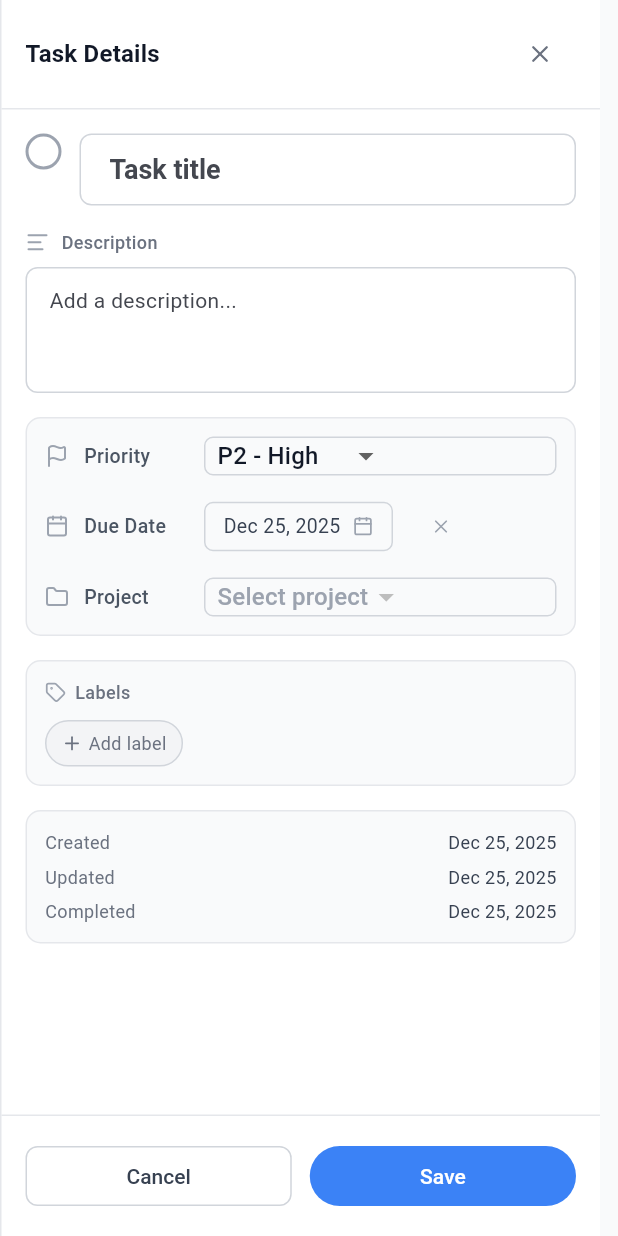
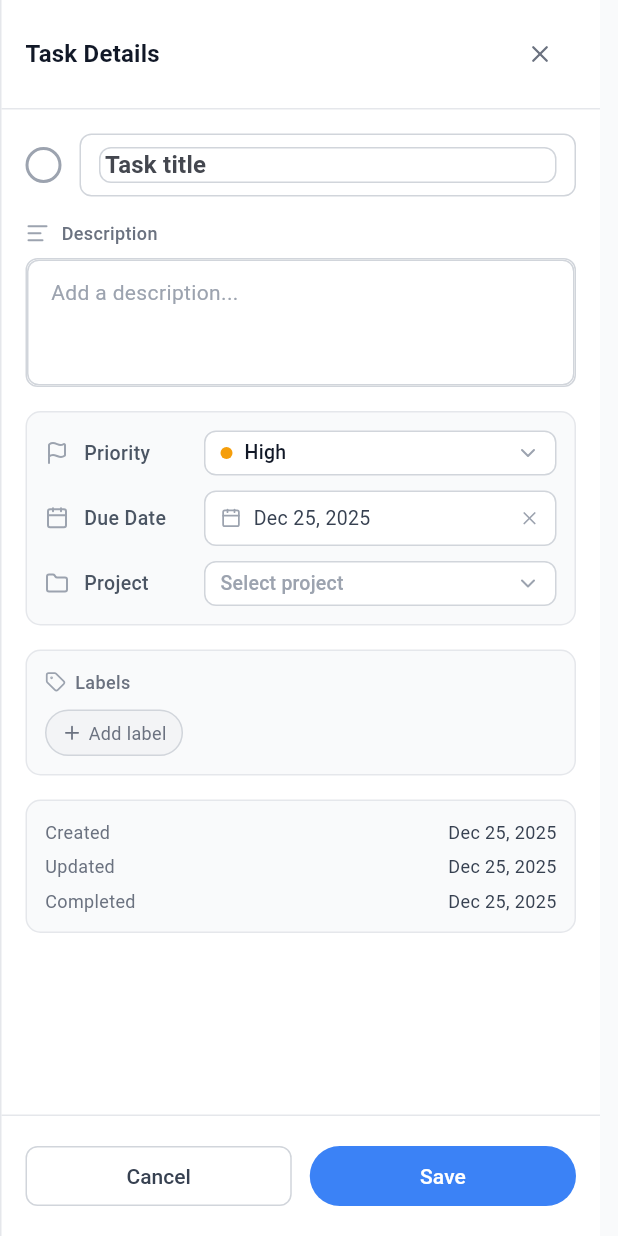
Before and after one commit to openza/tasks, a Flutter app: the TaskDetail widget shown alone on an empty page, opened directly with empty values, after a tap on an icon or button, on a phone screen of 412 x 824 dp. Run offline on Flutter 3.47's test engine with Material 3 defaults, Android fonts, the phone set to English and light mode, and no system bars; drawn by our look-alikes of toastification; our stand-ins replace dio, drift, file_picker, flutter_riverpod, flutter_secure_storage, flutter_svg and 5 more; missing offline and left inert: dart:ffi, window_manager; accounts and stored records are empty; generated files the repository leaves out were written again.

Commit message:
fix: improve edit mode UI in task detail pane
- Fix project dropdown overflow with isExpanded and text ellipsis
- Add consistent white background and border styling to all edit controls
- Improve priority selector with colored dot indicators
- Enhance due date picker with icon and clear button inline
- Polish title and description fields with matching container styling
- Use consistent border-radius (8px) and padding across all inputs

```diff
--- a/lib/presentation/widgets/tasks/task_detail.dart
+++ b/lib/presentation/widgets/tasks/task_detail.dart
@@ -151,20 +151,32 @@ class _TaskDetailState extends ConsumerState<TaskDetail> {
 
   Widget _buildTitleSection(BuildContext context) {
     return Row(
-      crossAxisAlignment: CrossAxisAlignment.start,
+      crossAxisAlignment: CrossAxisAlignment.center,
       children: [
         _buildCheckbox(),
         const SizedBox(width: 12),
         Expanded(
           child: _isEditing
-              ? TextField(
+              ? Container(
+                  padding: const EdgeInsets.symmetric(horizontal: 12, vertical: 8),
+                  decoration: BoxDecoration(
+                    color: Colors.white,
+                    border: Border.all(color: AppTheme.gray300),
+                    borderRadius: BorderRadius.circular(8),
+                  ),
+                  child: TextField(
                     controller: _titleController,
-                  style: Theme.of(context).textTheme.titleLarge,
+                    style: Theme.of(context).textTheme.titleMedium?.copyWith(
+                          fontWeight: FontWeight.w600,
+                        ),
                     decoration: const InputDecoration(
                       border: InputBorder.none,
                       hintText: 'Task title',
+                      isDense: true,
+                      contentPadding: EdgeInsets.zero,
                     ),
                     maxLines: null,
+                  ),
                 )
               : Text(
                   widget.task.title,
@@ -232,18 +244,23 @@ class _TaskDetailState extends ConsumerState<TaskDetail> {
         ),
         const SizedBox(height: 8),
         _isEditing
-            ? TextField(
+            ? Container(
+                decoration: BoxDecoration(
+                  color: Colors.white,
+                  border: Border.all(color: AppTheme.gray300),
+                  borderRadius: BorderRadius.circular(8),
+                ),
+                child: TextField(
                   controller: _descriptionController,
                   style: Theme.of(context).textTheme.bodyMedium,
                   decoration: InputDecoration(
-                  border: OutlineInputBorder(
-                    borderRadius: BorderRadius.circular(8),
-                    borderSide: BorderSide(color: AppTheme.gray300),
-                  ),
+                    border: InputBorder.none,
                     hintText: 'Add a description...',
+                    hintStyle: TextStyle(color: AppTheme.gray400),
                     contentPadding: const EdgeInsets.all(12),
                   ),
                   maxLines: 3,
+                ),
               )
             : Container(
                 width: double.infinity,
@@ -329,19 +346,20 @@ class _TaskDetailState extends ConsumerState<TaskDetail> {
 
   Widget _buildProjectSelector() {
     return Container(
-      padding: const EdgeInsets.symmetric(horizontal: 8),
+      padding: const EdgeInsets.symmetric(horizontal: 10, vertical: 2),
       decoration: BoxDecoration(
+        color: Colors.white,
         border: Border.all(color: AppTheme.gray300),
-        borderRadius: BorderRadius.circular(6),
+        borderRadius: BorderRadius.circular(8),
       ),
       child: DropdownButton<String?>(
         value: _editProjectId,
-        hint: Text('Select project', style: TextStyle(color: AppTheme.gray400)),
+        hint: Text('Select project', style: TextStyle(color: AppTheme.gray400, fontSize: 13)),
+        isExpanded: true,
         items: widget.projects.map((project) {
           return DropdownMenuItem<String?>(
             value: project.id,
             child: Row(
-              mainAxisSize: MainAxisSize.min,
               children: [
                 Container(
                   width: 10,
@@ -352,7 +370,13 @@ class _TaskDetailState extends ConsumerState<TaskDetail> {
                   ),
                 ),
                 const SizedBox(width: 8),
-                Text(project.name),
+                Expanded(
+                  child: Text(
+                    project.name,
+                    style: const TextStyle(fontSize: 13),
+                    overflow: TextOverflow.ellipsis,
+                  ),
+                ),
               ],
             ),
           );
@@ -365,6 +389,7 @@ class _TaskDetailState extends ConsumerState<TaskDetail> {
         },
         underline: const SizedBox.shrink(),
         isDense: true,
+        icon: Icon(LucideIcons.chevronDown, size: 16, color: AppTheme.gray400),
       ),
     );
   }
@@ -382,18 +407,32 @@ class _TaskDetailState extends ConsumerState<TaskDetail> {
 
   Widget _buildPrioritySelector() {
     return Container(
-      padding: const EdgeInsets.symmetric(horizontal: 8),
+      padding: const EdgeInsets.symmetric(horizontal: 10, vertical: 2),
       decoration: BoxDecoration(
+        color: Colors.white,
         border: Border.all(color: AppTheme.gray300),
-        borderRadius: BorderRadius.circular(6),
+        borderRadius: BorderRadius.circular(8),
       ),
       child: DropdownButton<int>(
         value: _editPriority,
-        items: const [
-          DropdownMenuItem(value: 1, child: Text('P1 - Urgent')),
-          DropdownMenuItem(value: 2, child: Text('P2 - High')),
-          DropdownMenuItem(value: 3, child: Text('P3 - Normal')),
-          DropdownMenuItem(value: 4, child: Text('P4 - Low')),
+        isExpanded: true,
+        items: [
+          DropdownMenuItem(
+            value: 1,
+            child: _buildPriorityOption('Urgent', AppTheme.priorityColors[1]!),
+          ),
+          DropdownMenuItem(
+            value: 2,
+            child: _buildPriorityOption('High', AppTheme.priorityColors[2]!),
+          ),
+          DropdownMenuItem(
+            value: 3,
+            child: _buildPriorityOption('Normal', AppTheme.priorityColors[3]!),
+          ),
+          DropdownMenuItem(
+            value: 4,
+            child: _buildPriorityOption('Low', AppTheme.priorityColors[4]!),
+          ),
         ],
         onChanged: (value) {
           if (value != null) {
@@ -405,7 +444,25 @@ class _TaskDetailState extends ConsumerState<TaskDetail> {
         },
         underline: const SizedBox.shrink(),
         isDense: true,
+        icon: Icon(LucideIcons.chevronDown, size: 16, color: AppTheme.gray400),
       ),
+    );
+  }
+
+  Widget _buildPriorityOption(String label, Color color) {
+    return Row(
+      children: [
+        Container(
+          width: 8,
+          height: 8,
+          decoration: BoxDecoration(
+            color: color,
+            shape: BoxShape.circle,
+          ),
+        ),
+        const SizedBox(width: 8),
+        Text(label, style: const TextStyle(fontSize: 13)),
+      ],
     );
   }
 
@@ -427,9 +484,7 @@ class _TaskDetailState extends ConsumerState<TaskDetail> {
   }
 
   Widget _buildDueDatePicker(BuildContext context) {
-    return Row(
-      children: [
-        InkWell(
+    return InkWell(
       onTap: () async {
         final picked = await showDatePicker(
           context: context,
@@ -444,15 +499,20 @@ class _TaskDetailState extends ConsumerState<TaskDetail> {
           });
         }
       },
+      borderRadius: BorderRadius.circular(8),
       child: Container(
-            padding: const EdgeInsets.symmetric(horizontal: 12, vertical: 6),
+        padding: const EdgeInsets.symmetric(horizontal: 10, vertical: 8),
         decoration: BoxDecoration(
+          color: Colors.white,
           border: Border.all(color: AppTheme.gray300),
-              borderRadius: BorderRadius.circular(6),
+          borderRadius: BorderRadius.circular(8),
         ),
         child: Row(
           children: [
-                Text(
+            Icon(LucideIcons.calendar, size: 14, color: AppTheme.gray400),
+            const SizedBox(width: 8),
+            Expanded(
+              child: Text(
                 _editDueDate != null
                     ? AppDateUtils.formatForDisplay(_editDueDate!)
                     : 'Select date',
@@ -461,26 +521,18 @@ class _TaskDetailState extends ConsumerState<TaskDetail> {
                   color: _editDueDate != null ? AppTheme.gray700 : AppTheme.gray400,
                 ),
               ),
-                const SizedBox(width: 8),
-                Icon(LucideIcons.calendar, size: 14, color: AppTheme.gray400),
+            ),
+            if (_editDueDate != null)
+              GestureDetector(
+                onTap: () => setState(() {
+                  _editDueDate = null;
+                  _hasUnsavedChanges = true;
+                }),
+                child: Icon(LucideIcons.x, size: 14, color: AppTheme.gray400),
+              ),
           ],
         ),
       ),
-        ),
-        if (_editDueDate != null) ...[
-          const SizedBox(width: 8),
-          IconButton(
-            icon: Icon(LucideIcons.x, size: 14, color: AppTheme.gray400),
-            onPressed: () => setState(() {
-              _editDueDate = null;
-              _hasUnsavedChanges = true;
-            }),
-            tooltip: 'Clear due date',
-            constraints: const BoxConstraints(),
-            padding: const EdgeInsets.all(4),
-          ),
-        ],
-      ],
     );
   }
 
```
Lines whose indentation alone changed are shown as unchanged.
